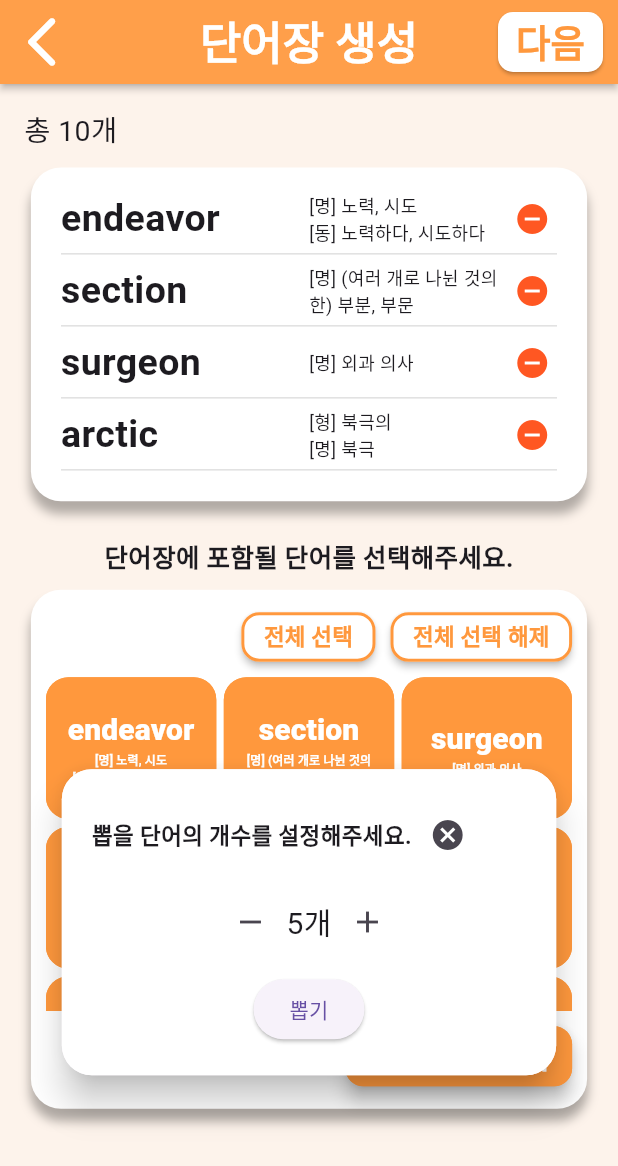
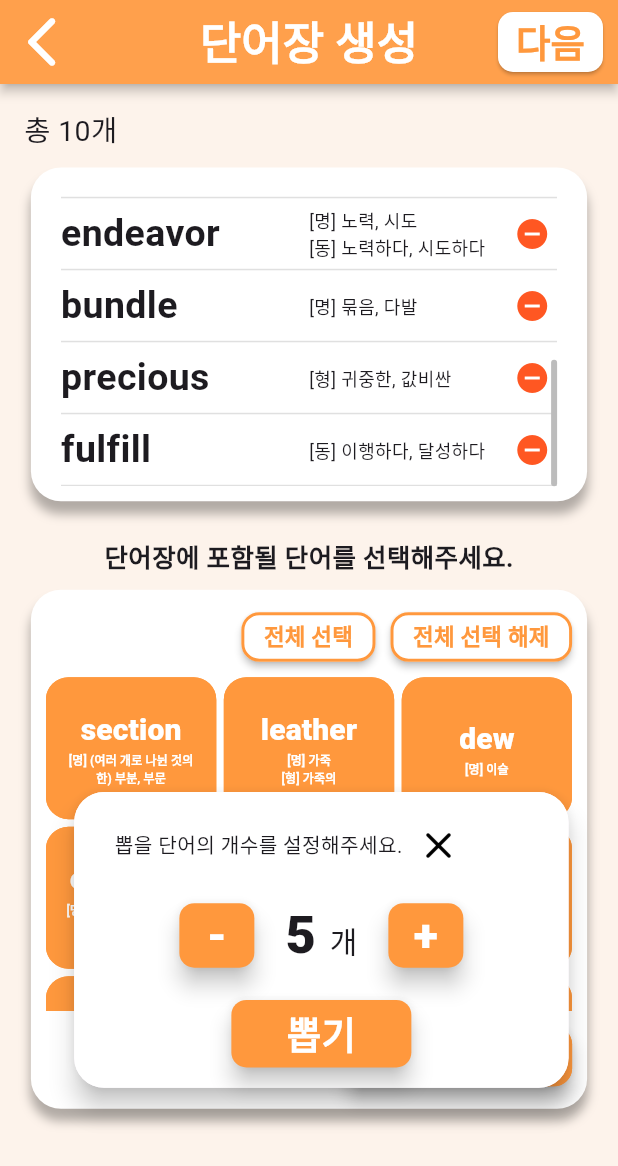
Before and after one commit to wonappy/SenseVoca-Client, a Flutter app: the CreateRandomWordBookScreen screen opened directly, after a tap on "단어 랜덤 뽑기", after a tap on "전체 선택", after a tap on "단어 다시 뽑기", on a phone screen of 412 x 824 dp. Shown: the top 1166 px of the screen. Run offline on Flutter 3.47's test engine with Material 3 defaults, Android fonts, the phone set to English and light mode, and no system bars; our stand-ins replace cached_network_image, flutter_cache_manager, flutter_secure_storage, flutter_tts, marquee; accounts and stored records are empty.

Commit message:
랜덤 단어장 랜덤 기능 구현
로컬에 저장된 단어들을 이용해 실제 단어들이 랜덤으로 추출될 수 있도록 구현하였다.

```diff
--- a/lib/screens/create_random_wordbook_screen.dart
+++ b/lib/screens/create_random_wordbook_screen.dart
@@ -1,6 +1,10 @@
+import 'dart:math';
+
 import 'package:flutter/material.dart';
 
 import '../models/word_preview_model.dart';
+import '../styles/orange_button_style.dart';
+import '../styles/white_to_orange_button_style.dart';
 import '../widgets/action_button_widget.dart';
 import '../widgets/random_word_card_widget.dart';
 import '../widgets/show_dialog_widget.dart';
@@ -25,6 +29,9 @@ class CreateRandomWordBookScreen extends StatefulWidget {
 
 class _CreateRandomWordBookScreenState
     extends State<CreateRandomWordBookScreen> {
+  //상단 container 스크롤 컨트롤러
+  final ScrollController _selectedWordScrollController = ScrollController();
+
   //초기 상태 확인 변수
   bool isInitial = true;
   //임시 단어 목록
@@ -41,47 +48,87 @@ class _CreateRandomWordBookScreenState
     ),
     WordPreviewModel(wordId: 3, word: "surgeon", meaning: "[명] 외과 의사"),
     WordPreviewModel(wordId: 4, word: "arctic", meaning: "[형] 북극의; [명] 북극"),
-    WordPreviewModel(wordId: 5, word: "elephant", meaning: "[명] 코끼리"),
-    WordPreviewModel(wordId: 6, word: "flower", meaning: "[명] 꽃"),
-    WordPreviewModel(wordId: 7, word: "grape", meaning: "[명] 포도"),
-    WordPreviewModel(wordId: 8, word: "house", meaning: "[명] 집"),
-    WordPreviewModel(wordId: 9, word: "ice", meaning: "[명] 얼음"),
-    WordPreviewModel(wordId: 10, word: "juice", meaning: "[명] 주스"),
-    WordPreviewModel(wordId: 11, word: "kite", meaning: "[명] 연"),
-    WordPreviewModel(wordId: 12, word: "lion", meaning: "[명] 사자"),
-    WordPreviewModel(wordId: 13, word: "moon", meaning: "[명] 달"),
-    WordPreviewModel(wordId: 14, word: "notebook", meaning: "[명] 공책"),
-    WordPreviewModel(wordId: 15, word: "orange", meaning: "[명] 오렌지"),
-    WordPreviewModel(wordId: 16, word: "pencil", meaning: "[명] 연필"),
-    WordPreviewModel(wordId: 17, word: "queen", meaning: "[명] 여왕"),
-    WordPreviewModel(wordId: 18, word: "rabbit", meaning: "[명] 토끼"),
-    WordPreviewModel(wordId: 19, word: "sun", meaning: "[명] 태양"),
-    WordPreviewModel(wordId: 20, word: "tree", meaning: "[명] 나무"),
-    WordPreviewModel(wordId: 21, word: "umbrella", meaning: "[명] 우산"),
-    WordPreviewModel(wordId: 22, word: "violin", meaning: "[명] 바이올린"),
-    WordPreviewModel(wordId: 23, word: "whale", meaning: "[명] 고래"),
-    WordPreviewModel(wordId: 24, word: "xylophone", meaning: "[명] 실로폰"),
-    WordPreviewModel(wordId: 25, word: "yogurt", meaning: "[명] 요구르트"),
-    WordPreviewModel(wordId: 26, word: "zebra", meaning: "[명] 얼룩말"),
-    WordPreviewModel(wordId: 27, word: "ball", meaning: "[명] 공"),
-    WordPreviewModel(wordId: 28, word: "candle", meaning: "[명] 양초"),
-    WordPreviewModel(wordId: 29, word: "desk", meaning: "[명] 책상"),
-    WordPreviewModel(wordId: 30, word: "ear", meaning: "[명] 귀"),
-    WordPreviewModel(wordId: 31, word: "fan", meaning: "[명] 선풍기"),
-    WordPreviewModel(wordId: 32, word: "glove", meaning: "[명] 장갑"),
-    WordPreviewModel(wordId: 33, word: "hat", meaning: "[명] 모자"),
-    WordPreviewModel(wordId: 34, word: "island", meaning: "[명] 섬"),
-    WordPreviewModel(wordId: 35, word: "jacket", meaning: "[명] 재킷"),
-    WordPreviewModel(wordId: 36, word: "key", meaning: "[명] 열쇠"),
-    WordPreviewModel(wordId: 37, word: "lamp", meaning: "[명] 램프"),
-    WordPreviewModel(wordId: 38, word: "mirror", meaning: "[명] 거울"),
-    WordPreviewModel(wordId: 39, word: "necklace", meaning: "[명] 목걸이"),
-    WordPreviewModel(wordId: 40, word: "ocean", meaning: "[명] 바다"),
-    WordPreviewModel(wordId: 41, word: "piano", meaning: "[명] 피아노"),
-    WordPreviewModel(wordId: 42, word: "quilt", meaning: "[명] 누비이불"),
-    WordPreviewModel(wordId: 43, word: "ring", meaning: "[명] 반지"),
-    WordPreviewModel(wordId: 44, word: "sock", meaning: "[명] 양말"),
-    WordPreviewModel(wordId: 45, word: "telephone", meaning: "[명] 전화기"),
+    WordPreviewModel(wordId: 5, word: "antarctic", meaning: "[형] 남극의; [명] 남극"),
+    WordPreviewModel(wordId: 6, word: "fulfill", meaning: "[동] 이행하다, 달성하다"),
+    WordPreviewModel(wordId: 7, word: "bullet", meaning: "[명] 탄알, 총알"),
+    WordPreviewModel(wordId: 8, word: "cereal", meaning: "[명] 곡물, 시리얼"),
+    WordPreviewModel(
+      wordId: 9,
+      word: "deadly",
+      meaning: "[형] 치명적인; [부] 몹시, 대단히",
+    ),
+    WordPreviewModel(
+      wordId: 10,
+      word: "harm",
+      meaning: "[명] 해, 손해; [동] 해를 끼치다",
+    ),
+    WordPreviewModel(wordId: 11, word: "fantasy", meaning: "[명] 공상, 환상"),
+    WordPreviewModel(
+      wordId: 12,
+      word: "emigrant",
+      meaning: "[명] (다른 나라로 가는) 이민, 이주자; [동] (타국으로) 이주하는",
+    ),
+    WordPreviewModel(wordId: 13, word: "leather", meaning: "[명] 가죽; [형] 가죽의"),
+    WordPreviewModel(wordId: 14, word: "dynasty", meaning: "[명] 왕조, 왕가"),
+    WordPreviewModel(wordId: 15, word: "column", meaning: "[명] (신문 등의) 난, 칼럼"),
+    WordPreviewModel(wordId: 16, word: "soul", meaning: "[명] 정신, 영혼"),
+    WordPreviewModel(wordId: 17, word: "pet", meaning: "[명] 애완동물"),
+    WordPreviewModel(wordId: 18, word: "bundle", meaning: "[명] 묶음, 다발"),
+    WordPreviewModel(wordId: 19, word: "competition", meaning: "[명] 경쟁, 시합"),
+    WordPreviewModel(wordId: 20, word: "competence", meaning: "[명] 능력, 능숙"),
+    WordPreviewModel(
+      wordId: 21,
+      word: "recommend",
+      meaning: "[동] 추천하다, ~을 권하다",
+    ),
+    WordPreviewModel(wordId: 22, word: "dew", meaning: "[명] 이슬"),
+    WordPreviewModel(
+      wordId: 23,
+      word: "annoy",
+      meaning: "[동] 짜증나게 하다, 성가시게 굴다",
+    ),
+    WordPreviewModel(wordId: 24, word: "possess", meaning: "[동] 소유하다, 지니다"),
+    WordPreviewModel(wordId: 25, word: "spot", meaning: "[동] 더럽히다, 발견하다"),
+    WordPreviewModel(
+      wordId: 26,
+      word: "bow",
+      meaning: "[명] 활, 경례; [동] 활처럼 휘다, (인사, 예배 등을 위해) 머리를 숙이다",
+    ),
+    WordPreviewModel(wordId: 27, word: "head", meaning: "[명] 머리; [동] 이끌다, 향하다"),
+    WordPreviewModel(wordId: 28, word: "precious", meaning: "[형] 귀중한, 값비싼"),
+    WordPreviewModel(
+      wordId: 29,
+      word: "fury",
+      meaning: "[명] 분노, 격분, (날씨, 속도 등이) 맹렬함, 격심함",
+    ),
+    WordPreviewModel(
+      wordId: 30,
+      word: "feed",
+      meaning: "[명] 먹이; [동] 먹이를 주다, 음식을 먹이다, 먹다",
+    ),
+    WordPreviewModel(wordId: 31, word: "punctual", meaning: "[형] 시간을 엄수하는"),
+    WordPreviewModel(wordId: 32, word: "myth", meaning: "[명] 신화, (근거 없는) 이야기"),
+    WordPreviewModel(wordId: 33, word: "peculiar", meaning: "[형] 기묘한, 독특한'"),
+    WordPreviewModel(wordId: 34, word: "queer", meaning: "[형] 기묘한, 괴상한"),
+    WordPreviewModel(wordId: 35, word: "naughty", meaning: "[형] 장난꾸러기의, 버릇없는"),
+    WordPreviewModel(
+      wordId: 36,
+      word: "avalanche",
+      meaning: "[명] 눈사태, 산사태; [명] 쇄도",
+    ),
+    WordPreviewModel(wordId: 37, word: "riddle", meaning: "[명] 수수께끼"),
+    WordPreviewModel(wordId: 38, word: "realm", meaning: "[명] 왕국, 범위, 영역"),
+    WordPreviewModel(wordId: 39, word: "pile", meaning: "[동] 쌓다; [명] 쌓아올린 더미"),
+    WordPreviewModel(wordId: 40, word: "paw", meaning: "[명] (동물의) 발"),
+    WordPreviewModel(wordId: 41, word: "mummy", meaning: "[명] 미라"),
+    WordPreviewModel(wordId: 42, word: "legacy", meaning: "[명] 유산"),
+    WordPreviewModel(wordId: 43, word: "hay", meaning: "[명] 건초; [동] 건초를 만들다"),
+    WordPreviewModel(
+      wordId: 44,
+      word: "oblige",
+      meaning: "[동] 어쩔 수 없이 ~하게 하다, 억지로 시키다",
+    ),
+    WordPreviewModel(wordId: 45, word: "contemplate", meaning: "[동] 심사숙고하다"),
   ];
 
   //단어장 단어 목록
@@ -110,13 +157,30 @@ class _CreateRandomWordBookScreenState
   //랜덤 카드 눌림 상태 저장 (카드 wordId 저장)
   List<int> pressedCardsWordId = [];
 
-  OverlayEntry? _pickerOverlay;
+  OverlayEntry? _pickerOverlay; //모달 창 여러개 출력 방지
   late int _pickCount;
 
   //초기 상태 변경
   void exitInitialState() {
     setState(() {
       isInitial = false;
+      pickRandomWords(count: 10);
+    });
+  }
+
+  @override
+  void dispose() {
+    _selectedWordScrollController.dispose();
+    super.dispose();
+  }
+
+  //단어 랜덤 뽑기
+  void pickRandomWords({required int count}) {
+    final shuffledList = List<WordPreviewModel>.from(wordPreviewList)
+      ..shuffle(Random()); //중복 x
+    setState(() {
+      randomWords = shuffledList.take(count).toList(); //랜덤 카드 리스트 제공
+      pressedCardsWordId.clear(); //눌렸던 랜덤 카드 저장 리스트 초기화
     });
   }
 
@@ -131,6 +195,18 @@ class _CreateRandomWordBookScreenState
           wordsInWordBook.add(word);
         }
       }
+
+      // 단어 추가 후 추가된 위치로 스크롤 이동
+      WidgetsBinding.instance.addPostFrameCallback((_) {
+        //프레임이 종료된 직후 실행
+        if (_selectedWordScrollController.hasClients) {
+          _selectedWordScrollController.animateTo(
+            _selectedWordScrollController.position.maxScrollExtent,
+            duration: Duration(milliseconds: 300),
+            curve: Curves.easeOut,
+          );
+        }
+      });
     });
   }
 
@@ -174,6 +250,18 @@ class _CreateRandomWordBookScreenState
         //단어장 목록에 추가
         if (!wordsInWordBook.contains(word)) {
           wordsInWordBook.add(word);
+
+          // 단어 추가 후 추가된 위치로 스크롤 이동
+          WidgetsBinding.instance.addPostFrameCallback((_) {
+            //프레임이 종료된 직후 실행
+            if (_selectedWordScrollController.hasClients) {
+              _selectedWordScrollController.animateTo(
+                _selectedWordScrollController.position.maxScrollExtent,
+                duration: Duration(milliseconds: 300),
+                curve: Curves.easeOut,
+              );
+            }
+          });
         }
       }
     });
@@ -305,6 +393,8 @@ class _CreateRandomWordBookScreenState
                           thickness: 4,
                           radius: Radius.circular(5),
                           child: SingleChildScrollView(
+                            controller:
+                                _selectedWordScrollController, //스크롤 컨트롤러 추가
                             child: Column(
                               crossAxisAlignment: CrossAxisAlignment.center,
                               children:
@@ -491,8 +581,8 @@ class _CreateRandomWordBookScreenState
   }
 
   void _showPickCountOverlay(BuildContext context) {
-    _pickCount = 5;
     if (_pickerOverlay != null) return;
+    _pickCount = 5; //초기의 뽑을 단어 개수
 
     final overlay = Overlay.of(context);
     final renderBox = context.findRenderObject() as RenderBox;
@@ -502,14 +592,16 @@ class _CreateRandomWordBookScreenState
     _pickerOverlay = OverlayEntry(
       builder:
           (context) => Positioned(
-            bottom: MediaQuery.of(context).size.height * 0.13, // 버튼 위로 약간 위
-            left: MediaQuery.of(context).size.width * 0.1,
-            right: MediaQuery.of(context).size.width * 0.1,
+            bottom: MediaQuery.of(context).size.height * 0.12, // 버튼 위로 약간 위
+            left: MediaQuery.of(context).size.width * 0.12,
+            right: MediaQuery.of(context).size.width * 0.08,
             child: Material(
               borderRadius: BorderRadius.circular(20),
-              elevation: 10,
-              child: Container(
-                padding: EdgeInsets.all(20),
+              elevation: 7,
+              child: StatefulBuilder(
+                builder:
+                    (context, setStateOverlay) => Container(
+                      padding: EdgeInsets.all(12),
                       decoration: BoxDecoration(
                         color: Colors.white,
                         borderRadius: BorderRadius.circular(20),
@@ -517,57 +609,111 @@ class _CreateRandomWordBookScreenState
                       child: Column(
                         mainAxisSize: MainAxisSize.min,
                         children: [
-                    Row(
+                          Padding(
+                            padding: const EdgeInsets.only(left: 15),
+                            child: Row(
                               children: [
                                 Text(
                                   "뽑을 단어의 개수를 설정해주세요.",
-                          style: TextStyle(
-                            fontSize: 15,
-                            fontWeight: FontWeight.w600,
-                          ),
+                                  style: TextStyle(fontSize: 13.5),
                                 ),
                                 IconButton(
                                   onPressed: () {
                                     _pickerOverlay?.remove();
                                     _pickerOverlay = null;
                                   },
-                          icon: Icon(Icons.cancel_sharp),
+                                  icon: Icon(
+                                    Icons.close_rounded,
+                                    color: Colors.black,
+                                    size: 30,
+                                  ),
                                 ),
                               ],
                             ),
-                    SizedBox(height: 10),
+                          ),
+                          SizedBox(
+                            height: MediaQuery.of(context).size.height * 0.013,
+                          ),
                           Row(
                             mainAxisAlignment: MainAxisAlignment.center,
                             children: [
-                        IconButton(
-                          icon: Icon(Icons.remove),
+                              ElevatedButton(
+                                style: orangeButtonStyle(width: 50, heigth: 40),
                                 onPressed: () {
-                            setState(() {
+                                  setStateOverlay(() {
                                     if (_pickCount > 1) _pickCount--;
                                   });
                                 },
+                                child: Text(
+                                  "-",
+                                  style: TextStyle(
+                                    fontWeight: FontWeight.w800,
+                                    fontSize: 30,
                                   ),
-                        Text("$_pickCount개", style: TextStyle(fontSize: 20)),
-                        IconButton(
-                          icon: Icon(Icons.add),
+                                ),
+                              ),
+                              SizedBox(
+                                width: MediaQuery.of(context).size.width * 0.05,
+                              ),
+                              Text.rich(
+                                TextSpan(
+                                  text: "$_pickCount", // 기본 텍스트
+                                  style: TextStyle(
+                                    fontSize: 35,
+                                    fontWeight: FontWeight.w800,
+                                  ),
+                                  children: [
+                                    TextSpan(text: ' '),
+                                    TextSpan(
+                                      text: '개',
+                                      style: TextStyle(
+                                        fontSize: 20,
+                                        fontWeight: FontWeight.w400,
+                                      ),
+                                    ),
+                                  ],
+                                ),
+                              ),
+                              SizedBox(
+                                width: MediaQuery.of(context).size.width * 0.05,
+                              ),
+                              ElevatedButton(
+                                style: orangeButtonStyle(width: 50, heigth: 40),
                                 onPressed: () {
-                            setState(() {
+                                  setStateOverlay(() {
                                     if (_pickCount < 20) _pickCount++;
                                   });
                                 },
+                                child: Text(
+                                  "+",
+                                  style: TextStyle(
+                                    fontWeight: FontWeight.w800,
+                                    fontSize: 30,
+                                  ),
+                                ),
                               ),
                             ],
                           ),
-                    SizedBox(height: 10),
+                          SizedBox(
+                            height: MediaQuery.of(context).size.height * 0.02,
+                          ),
                           ElevatedButton(
+                            style: orangeButtonStyle(width: 120, heigth: 45),
                             onPressed: () {
                               _pickerOverlay?.remove();
                               _pickerOverlay = null;
-                        _pickRandomWords(_pickCount);
+                              pickRandomWords(count: _pickCount);
                             },
-                      child: Text("뽑기"),
+                            child: Text(
+                              "뽑기",
+                              style: TextStyle(
+                                fontSize: 25,
+                                fontWeight: FontWeight.w800,
+                              ),
+                            ),
                           ),
                         ],
+                      ),
                     ),
               ),
             ),
@@ -576,13 +722,4 @@ class _CreateRandomWordBookScreenState
 
     overlay.insert(_pickerOverlay!);
   }
-
-  void _pickRandomWords(int count) {
-    final shuffled = [...wordPreviewList]..shuffle();
-    setState(() {
-      randomWords = shuffled.take(count).toList();
-      pressedCardsWordId.clear();
-      isInitial = false;
-    });
 }
-}
--- /dev/null
+++ b/lib/styles/orange_button_style.dart
@@ -0,0 +1,27 @@
+import 'package:flutter/material.dart';
+
+ButtonStyle orangeButtonStyle({required double width, required double heigth}) {
+  return ButtonStyle(
+    padding: WidgetStateProperty.all(EdgeInsets.zero),
+    foregroundColor: WidgetStateProperty.resolveWith<Color>((states) {
+      return Colors.white;
+    }),
+    backgroundColor:
+        WidgetStateProperty<Color>.fromMap(<WidgetStatesConstraint, Color>{
+          WidgetState.focused | WidgetState.hovered: Color(0xFFF59038),
+          WidgetState.any: Color(0xFFFF983D),
+        }),
+    overlayColor:
+        WidgetStateProperty<Color>.fromMap(<WidgetStatesConstraint, Color>{
+          WidgetState.focused |
+              WidgetState.pressed |
+              WidgetState.hovered: Color(0xFFF59038),
+          WidgetState.any: Color(0xFFFF983D),
+        }),
+    minimumSize: WidgetStateProperty.all(Size(width, heigth)),
+    shape: WidgetStateProperty.all(
+      RoundedRectangleBorder(borderRadius: BorderRadius.circular(10)),
+    ),
+    elevation: WidgetStateProperty.all(6),
+  );
+}
--- a/lib/widgets/random_word_card_widget.dart
+++ b/lib/widgets/random_word_card_widget.dart
@@ -87,7 +87,7 @@ class _RandomWordCardWidgetState extends State<RandomWordCardWidget> {
             textAlign: TextAlign.center,
             softWrap: true, //자동 줄바꿈 허용
             overflow: TextOverflow.ellipsis,
-            maxLines: 3,
+            maxLines: 2,
             style: TextStyle(
               fontSize: 8,
               fontWeight: widget.isPressed ? FontWeight.w700 : FontWeight.w500,
```
Lines whose indentation alone changed are shown as unchanged.
